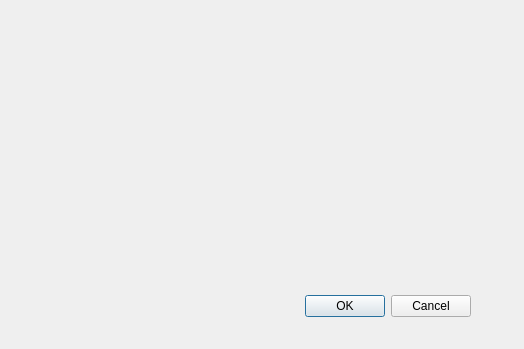
Old version of the form V3_MVP_lecteurDiaporama/choixdiaporama.ui in the repository FranzouGame/SAE1.01-LecteurDiaporama.
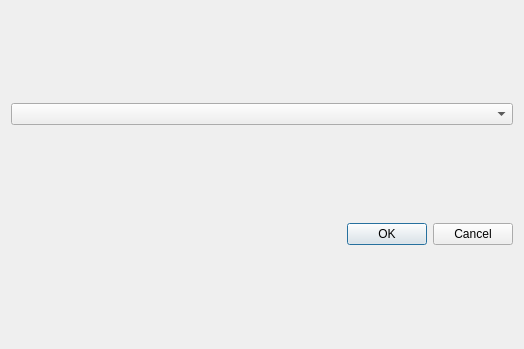
New version of the form.

The edit to the form file:
```diff
--- a/V3_MVP_lecteurDiaporama/choixdiaporama.ui
+++ b/V3_MVP_lecteurDiaporama/choixdiaporama.ui
@@ -13,15 +13,12 @@
   <property name="windowTitle">
    <string>Dialog</string>
   </property>
+  <layout class="QVBoxLayout" name="verticalLayout">
+   <item>
+    <widget class="QComboBox" name="comboBoxDiaporamas"/>
+   </item>
+   <item>
   <widget class="QDialogButtonBox" name="buttonBox">
-   <property name="geometry">
-    <rect>
-     <x>130</x>
-     <y>290</y>
-     <width>341</width>
-     <height>32</height>
-    </rect>
-   </property>
    <property name="orientation">
     <enum>Qt::Horizontal</enum>
    </property>
@@ -29,6 +26,8 @@
     <set>QDialogButtonBox::Cancel|QDialogButtonBox::Ok</set>
    </property>
   </widget>
+   </item>
+  </layout>
  </widget>
  <resources/>
  <connections>
```
Lines whose indentation alone changed are shown as unchanged.
